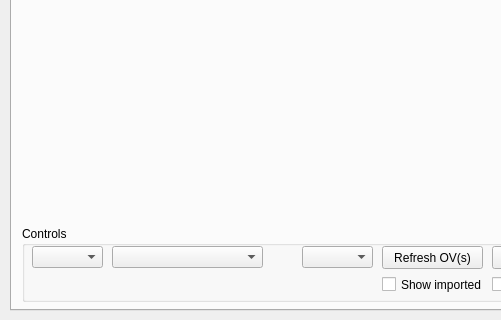
Qt form gui/viewport.ui (SBEMimage/SBEMimage) before a commit; both pictures show x 0 to 501 and y 630 to 950 of the 1050 by 950 pixel window.
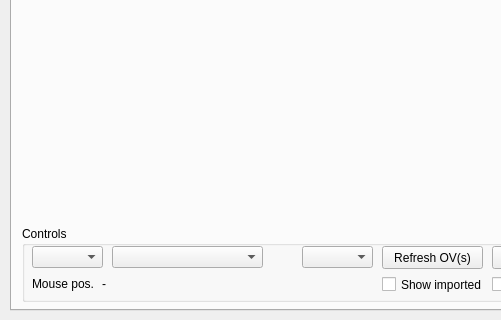
The same form after that commit.

Commit message: Show stage/SEM coordinates at mouse position / change cursor icon

```diff
--- a/gui/viewport.ui
+++ b/gui/viewport.ui
@@ -223,6 +223,32 @@
        <string>Show imported</string>
       </property>
      </widget>
+     <widget class="QLabel" name="label_8">
+      <property name="geometry">
+       <rect>
+        <x>10</x>
+        <y>50</y>
+        <width>61</width>
+        <height>16</height>
+       </rect>
+      </property>
+      <property name="text">
+       <string>Mouse pos.:</string>
+      </property>
+     </widget>
+     <widget class="QLabel" name="label_mousePos">
+      <property name="geometry">
+       <rect>
+        <x>80</x>
+        <y>50</y>
+        <width>271</width>
+        <height>16</height>
+       </rect>
+      </property>
+      <property name="text">
+       <string>-</string>
+      </property>
+     </widget>
     </widget>
     <widget class="QLabel" name="mosaic_viewer">
      <property name="geometry">
```
Left out of the diff: 6 changed lines with no effect on the pictures. The commit also changes 1 other file.
